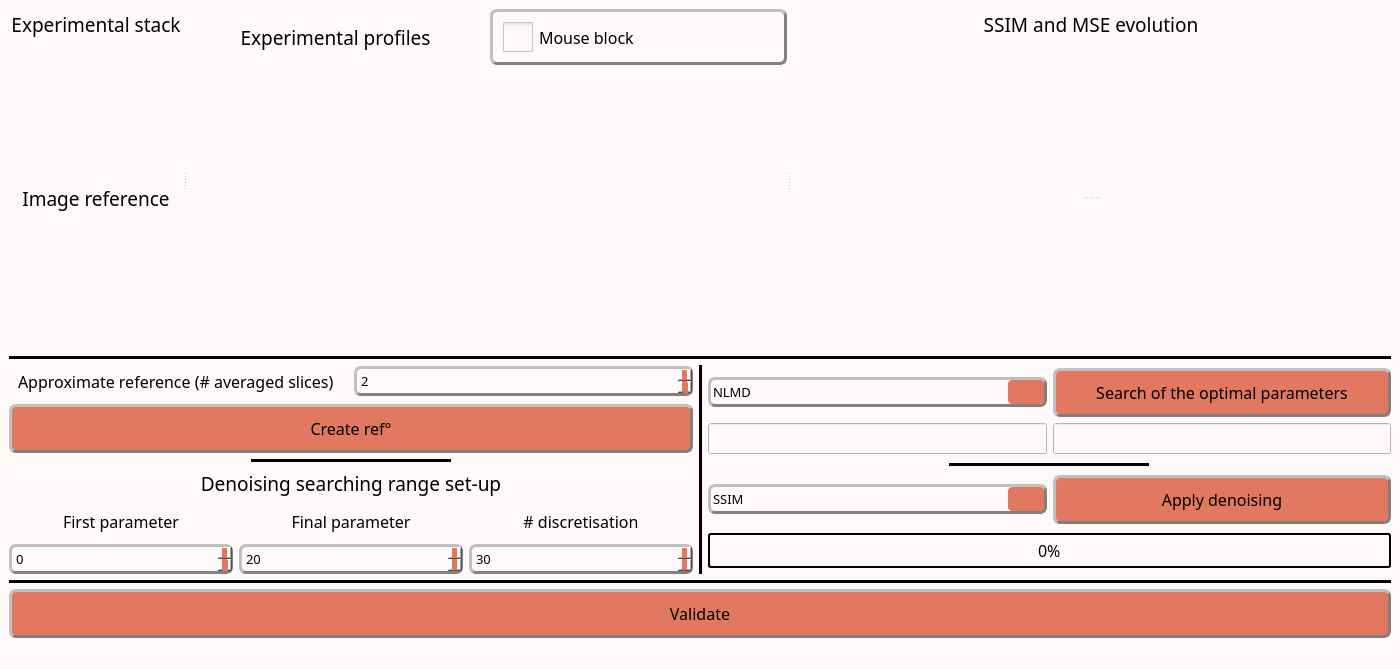
Old version of the form inichord/Denoise_v1.ui in the repository Cyril-Langlois/iniCHORD.
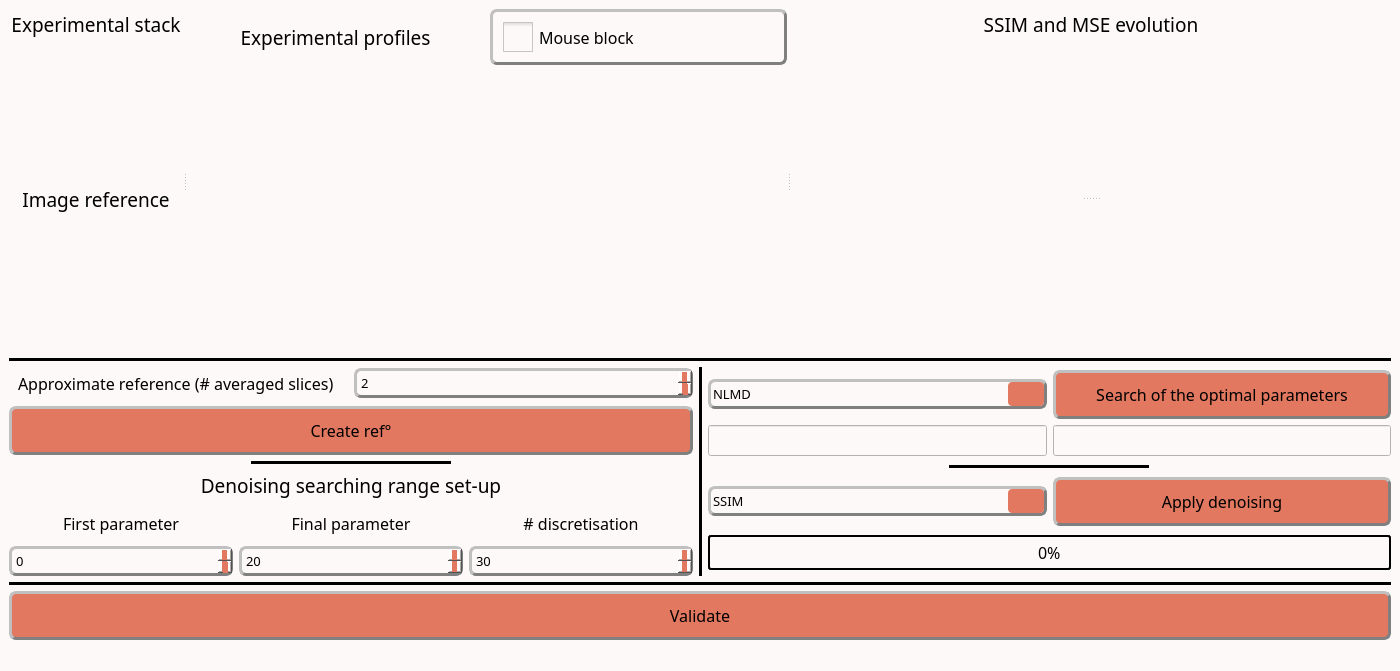
New version of the form. Icons and pictures are not drawn. Custom widgets are drawn as their Qt base class.

What changed in the file:
```diff
--- a/inichord/Denoise_v1.ui
+++ b/inichord/Denoise_v1.ui
@@ -7,7 +7,7 @@
     <x>0</x>
     <y>0</y>
     <width>1344</width>
-    <height>669</height>
+    <height>671</height>
    </rect>
   </property>
   <property name="windowTitle">
```
